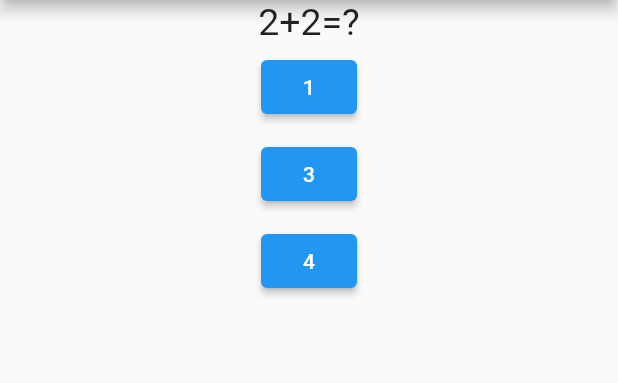
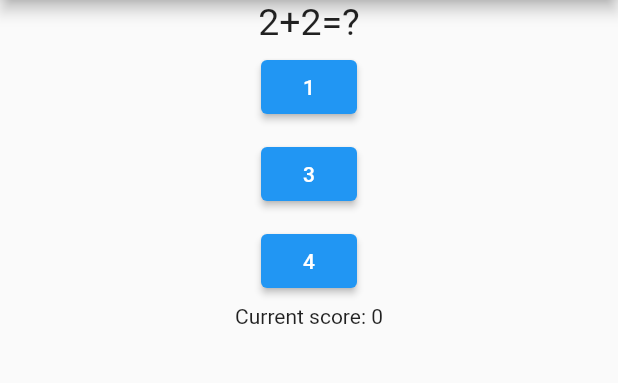
Before and after one commit to Qumpell/quiz-app, a Flutter app: the screen it shows after launch, on a phone screen of 412 x 824 dp, the part 84-467 px from its top. Run offline on Flutter 3.47's test engine with Material 2 defaults, Android fonts, the phone set to English and light mode, and no system bars.

Commit message:
current score

```diff
--- a/lib/column.dart
+++ b/lib/column.dart
@@ -1,63 +1,5 @@
 import 'package:flutter/cupertino.dart';
 import 'package:flutter/material.dart';
-
-// class MyColumnExampleWidget extends StatelessWidget {
-//   const MyColumnExampleWidget({Key? key}) : super(key: key);
-//   @override
-//   Widget build(BuildContext context) {
-//     var questions = ['Question 1', 'Question 2', 'Question 3'];
-//     return Row(
-//       children: [
-//         Text(questions[0], style: TextStyle(fontSize: 40)),
-//         Text(questions[1], style: TextStyle(fontSize: 40)),
-//         Text(questions[2], style: TextStyle(fontSize: 40)),
-//       ],
-//     );
-//   }
-// }
-
-// class MyColumnExampleWidget2 extends StatelessWidget {
-//   const MyColumnExampleWidget2({Key? key}) : super(key: key);
-
-//   void answer() {
-//     print('Answer');
-//   }
-
-//   @override
-//   Widget build(BuildContext context) {
-//     var questions = [
-//       {
-//         'question': 'Question 1 - simple',
-//         'answer1': 'Answer 1.1',
-//         'answer2': 'Answer 1.2',
-//         'answer3': 'Answer 1.3',
-//       },
-//       {
-//         'question': 'Question 2',
-//         'answer1': 'Answer 2.1',
-//         'answer2': 'Answer 2.2',
-//         'answer3': 'Answer 2.3',
-//       },
-//     ];
-//     return Column(
-//       children: [
-//         Text(questions[1]['question']!, style: TextStyle(fontSize: 25)),
-//         ElevatedButton(
-//           onPressed: () {
-//             answer();
-//           },
-//           child: Text(questions[0]['answer1']!),
-//         ),
-//         ElevatedButton(
-//           onPressed: answer,
-//           child: Text(questions[0]['answer2']!),
-//         ),
-//         ElevatedButton(
-//             onPressed: () => {answer()}, child: Text(questions[0]['answer3']!)),
-//       ],
-//     );
-//   }
-// }
 
 class QuestionWidget extends StatefulWidget {
   const QuestionWidget({Key? key}) : super(key: key);
@@ -97,9 +39,6 @@ class _QuestionWidgetState extends State<QuestionWidget> {
     if (answer_given == questions[questionId]['correct']) {
       points = points + 1;
     }
-    //  else {
-    //   points = points - 1;
-    // }
     if (questionId + 1 >= questions.length) {
       endOfQuiz = true;
     }
@@ -145,12 +84,11 @@ class _QuestionWidgetState extends State<QuestionWidget> {
                 onPressed: () => {checkAnswer('answer3')},
                 child: Text(questions[questionId]['answer3']!)),
           ),
-          // Text('Points: ${points.toString()}'),
+          Text('Current score: ${points.toString()}'),
         ] else ...[
           Padding(
             padding: const EdgeInsets.all(8.0),
-            child: Text(
-                'Your score is: ${points.toString()}/${questions.length}',
+            child: Text('Your score: ${points.toString()}/${questions.length}',
                 style: TextStyle(fontSize: 25)),
           ),
           ElevatedButton(
```
Also changed, not shown: lib/main.dart (+0 -11 lines).
